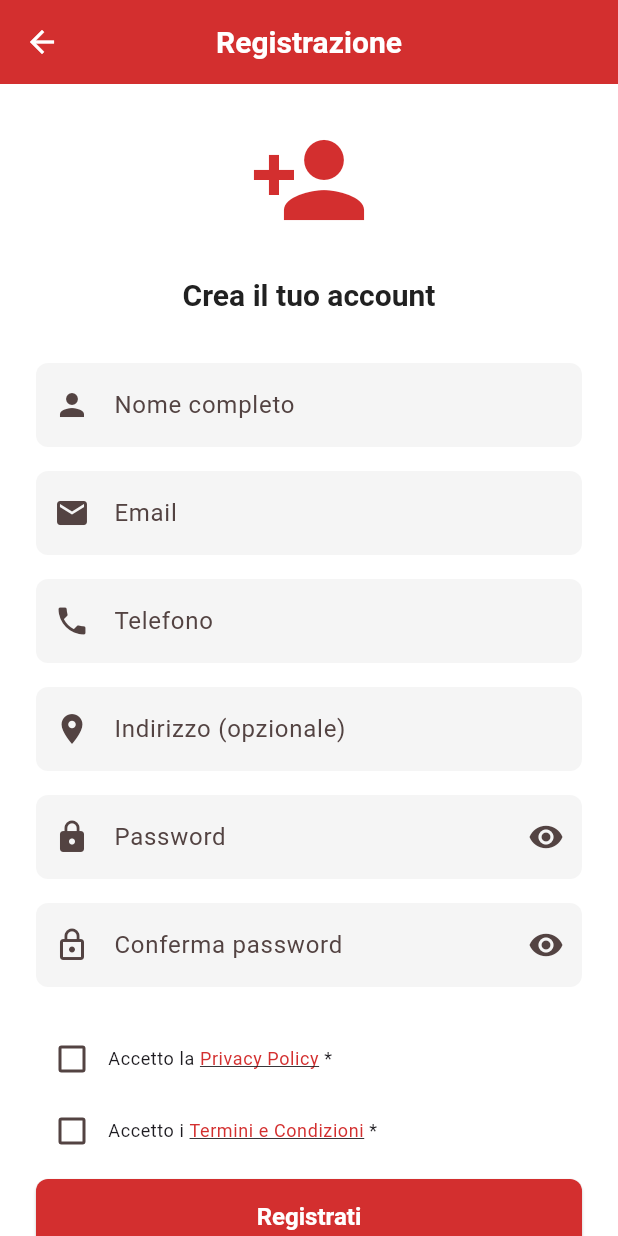
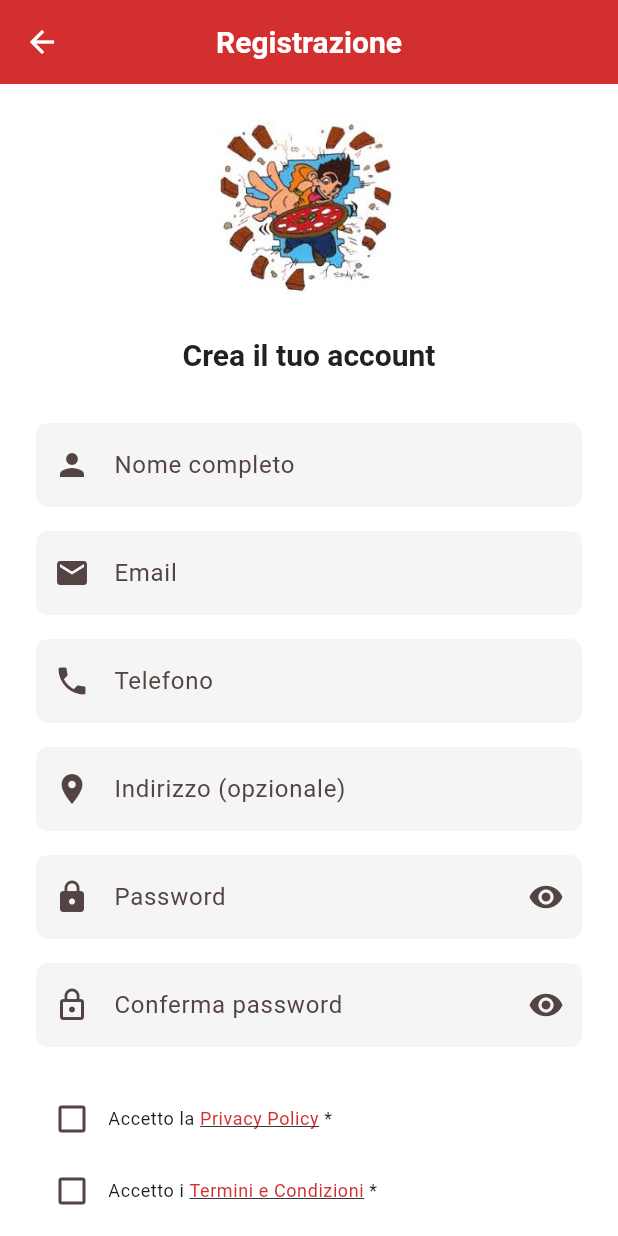
Before and after one commit to Mondre/pizzeria-mamma-mia, a Flutter app: the screen it shows after launch, after a tap on "Non hai un account? Registrati", on a phone screen of 412 x 824 dp. Run offline on Flutter 3.47's test engine with Material 3 defaults, Android fonts, the phone set to English and light mode, and no system bars; our stand-ins replace cached_network_image, cloud_firestore, firebase_auth, firebase_core, google_fonts, printing and 1 more; accounts and stored records are empty.

Commit message:
Add custom logo to app icon, login screen, register screen and favicon

```diff
--- a/lib/screens/auth/login_screen.dart
+++ b/lib/screens/auth/login_screen.dart
@@ -67,11 +67,11 @@ class _LoginScreenState extends State<LoginScreen> {
                 mainAxisAlignment: MainAxisAlignment.center,
                 crossAxisAlignment: CrossAxisAlignment.stretch,
                 children: [
-                  // Logo o titolo
-                  Icon(
-                    Icons.local_pizza,
-                    size: 80,
-                    color: Theme.of(context).colorScheme.primary,
+                  // Logo
+                  Image.asset(
+                    'assets/images/logo.png',
+                    height: 150,
+                    width: 150,
                   ),
                   const SizedBox(height: 16),
                   Text(
--- a/lib/screens/auth/register_screen.dart
+++ b/lib/screens/auth/register_screen.dart
@@ -101,10 +101,10 @@ class _RegisterScreenState extends State<RegisterScreen> {
             child: Column(
               crossAxisAlignment: CrossAxisAlignment.stretch,
               children: [
-                Icon(
-                  Icons.person_add,
-                  size: 80,
-                  color: Theme.of(context).colorScheme.primary,
+                Image.asset(
+                  'assets/images/logo.png',
+                  height: 120,
+                  width: 120,
                 ),
                 const SizedBox(height: 24),
                 Text(
```
Also changed, not shown: pubspec.yaml (+12 -3 lines), assets/images/logo.png (added), pubspec.lock, 19 other files.
